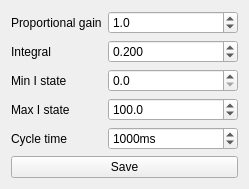
Qt form regulatorsettings.ui (johnerlandsson/QMonsterMash) before a commit.
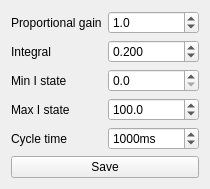
The same form after that commit.

```diff
--- a/regulatorsettings.ui
+++ b/regulatorsettings.ui
@@ -9,8 +9,8 @@
    <rect>
     <x>0</x>
     <y>0</y>
-    <width>249</width>
-    <height>185</height>
+    <width>210</width>
+    <height>169</height>
    </rect>
   </property>
   <property name="windowTitle">
```
